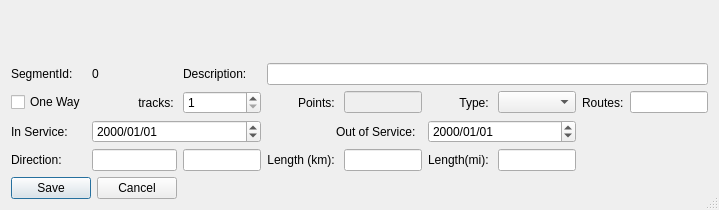
First picture: the form in mapper_app/ui/editsegmentdialog.ui, repository allenck/mapper, before the edit.
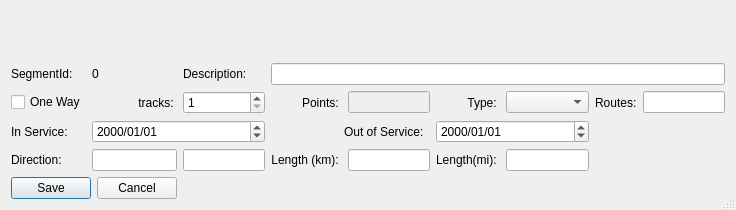
Second picture: the form after the edit. Custom widgets are drawn as their Qt base class.

Diff of the .ui file:
```diff
--- a/mapper_app/ui/editsegmentdialog.ui
+++ b/mapper_app/ui/editsegmentdialog.ui
@@ -6,7 +6,7 @@
    <rect>
     <x>0</x>
     <y>0</y>
-    <width>719</width>
+    <width>736</width>
     <height>210</height>
    </rect>
   </property>
```
